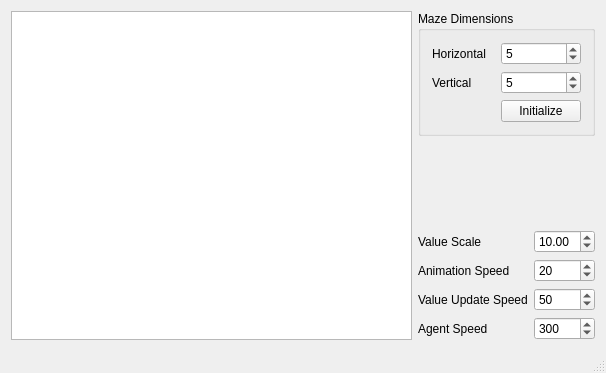
Above: usr/RL/InteractiveMaze/InteractiveMaze/InteractiveMaze.ui from cambyse/PO-LGP before the change. Below: the same form after it.
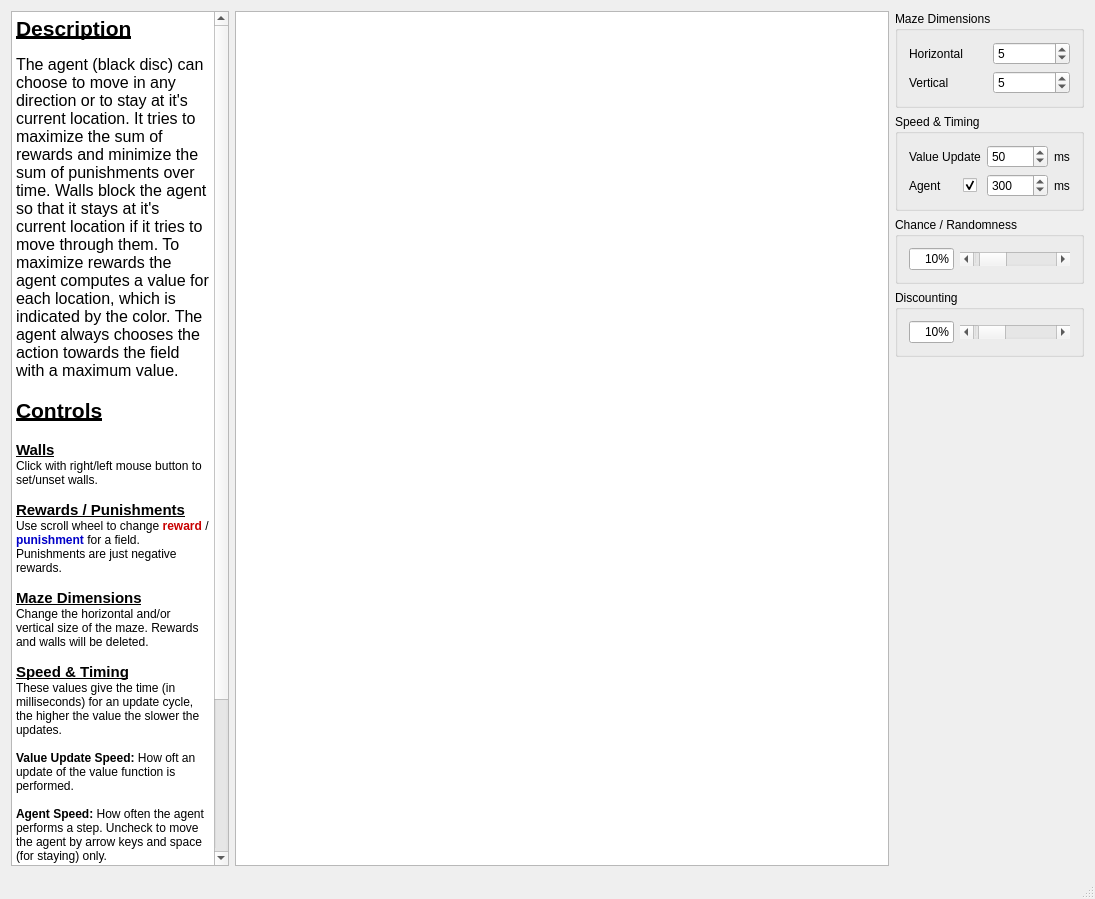
That is the form after the change.

Patch:
```diff
--- a/usr/RL/InteractiveMaze/InteractiveMaze/InteractiveMaze.ui
+++ b/usr/RL/InteractiveMaze/InteractiveMaze/InteractiveMaze.ui
@@ -6,139 +6,297 @@
    <rect>
     <x>0</x>
     <y>0</y>
-    <width>606</width>
-    <height>373</height>
+    <width>1095</width>
+    <height>899</height>
    </rect>
   </property>
   <property name="windowTitle">
    <string>InteractiveMaze</string>
   </property>
   <widget class="QWidget" name="centralWidget">
-   <layout class="QGridLayout" name="gridLayout">
-    <item row="4" column="1">
-     <widget class="QLabel" name="label_4">
-      <property name="text">
-       <string>Animation Speed</string>
-      </property>
-     </widget>
-    </item>
-    <item row="3" column="2">
-     <widget class="QDoubleSpinBox" name="_value_scale">
-      <property name="value">
-       <double>10.000000000000000</double>
-      </property>
-     </widget>
-    </item>
-    <item row="3" column="1">
-     <widget class="QLabel" name="label_3">
-      <property name="text">
-       <string>Value Scale</string>
-      </property>
-     </widget>
-    </item>
-    <item row="0" column="1" rowspan="2" colspan="2">
-     <widget class="QGroupBox" name="groupBox">
-      <property name="title">
-       <string>Maze Dimensions</string>
-      </property>
-      <layout class="QGridLayout" name="gridLayout_2">
-       <item row="2" column="1">
-        <widget class="QPushButton" name="_initialize_maze">
-         <property name="text">
-          <string>Initialize</string>
-         </property>
-        </widget>
-       </item>
-       <item row="0" column="1">
-        <widget class="QSpinBox" name="_horizontal_size">
-         <property name="value">
-          <number>5</number>
-         </property>
-        </widget>
-       </item>
-       <item row="1" column="1">
-        <widget class="QSpinBox" name="_vertical_size">
-         <property name="value">
-          <number>5</number>
-         </property>
-        </widget>
-       </item>
-       <item row="0" column="0">
-        <widget class="QLabel" name="label">
-         <property name="text">
-          <string>Horizontal</string>
-         </property>
-        </widget>
-       </item>
-       <item row="1" column="0">
-        <widget class="QLabel" name="label_2">
-         <property name="text">
-          <string>Vertical</string>
-         </property>
-        </widget>
-       </item>
-      </layout>
-     </widget>
-    </item>
-    <item row="0" column="0" rowspan="7">
-     <widget class="QGraphicsView" name="_graphics_view"/>
-    </item>
-    <item row="6" column="1">
-     <widget class="QLabel" name="label_6">
-      <property name="text">
-       <string>Agent Speed</string>
-      </property>
-     </widget>
-    </item>
-    <item row="5" column="2">
-     <widget class="QSpinBox" name="_value_update_speed">
-      <property name="maximum">
-       <number>10000</number>
-      </property>
-      <property name="value">
-       <number>50</number>
-      </property>
-     </widget>
-    </item>
-    <item row="4" column="2">
-     <widget class="QSpinBox" name="_animation_speed">
-      <property name="maximum">
-       <number>1000</number>
-      </property>
-      <property name="value">
-       <number>20</number>
-      </property>
-     </widget>
-    </item>
-    <item row="5" column="1">
-     <widget class="QLabel" name="label_5">
-      <property name="text">
-       <string>Value Update Speed</string>
-      </property>
-     </widget>
-    </item>
-    <item row="6" column="2">
-     <widget class="QSpinBox" name="_agent_speed">
-      <property name="maximum">
-       <number>10000</number>
-      </property>
-      <property name="value">
-       <number>300</number>
-      </property>
-     </widget>
-    </item>
-    <item row="2" column="2">
-     <spacer name="verticalSpacer">
-      <property name="orientation">
-       <enum>Qt::Vertical</enum>
-      </property>
-      <property name="sizeHint" stdset="0">
-       <size>
-        <width>20</width>
-        <height>40</height>
-       </size>
-      </property>
-     </spacer>
+   <layout class="QGridLayout" name="gridLayout_6">
+    <item row="0" column="0">
+     <layout class="QGridLayout" name="gridLayout" columnstretch="1,3,0">
+      <item row="3" column="2">
+       <widget class="QGroupBox" name="groupBox_4">
+        <property name="title">
+         <string>Discounting</string>
+        </property>
+        <layout class="QGridLayout" name="gridLayout_5">
+         <item row="0" column="0">
+          <widget class="QLineEdit" name="_discount_value">
+           <property name="minimumSize">
+            <size>
+             <width>45</width>
+             <height>0</height>
+            </size>
+           </property>
+           <property name="maximumSize">
+            <size>
+             <width>45</width>
+             <height>16777215</height>
+            </size>
+           </property>
+           <property name="text">
+            <string>10%</string>
+           </property>
+           <property name="alignment">
+            <set>Qt::AlignRight|Qt::AlignTrailing|Qt::AlignVCenter</set>
+           </property>
+          </widget>
+         </item>
+         <item row="0" column="1">
+          <widget class="QScrollBar" name="_discount_slider">
+           <property name="minimum">
+            <number>1</number>
+           </property>
+           <property name="maximum">
+            <number>100</number>
+           </property>
+           <property name="value">
+            <number>10</number>
+           </property>
+           <property name="orientation">
+            <enum>Qt::Horizontal</enum>
+           </property>
+           <property name="invertedControls">
+            <bool>false</bool>
+           </property>
+          </widget>
+         </item>
+        </layout>
+       </widget>
+      </item>
+      <item row="2" column="2">
+       <widget class="QGroupBox" name="groupBox_3">
+        <property name="title">
+         <string>Chance / Randomness</string>
+        </property>
+        <layout class="QGridLayout" name="gridLayout_4">
+         <item row="0" column="1">
+          <widget class="QScrollBar" name="_random_slider">
+           <property name="maximum">
+            <number>100</number>
+           </property>
+           <property name="value">
+            <number>10</number>
+           </property>
+           <property name="orientation">
+            <enum>Qt::Horizontal</enum>
+           </property>
+           <property name="invertedControls">
+            <bool>false</bool>
+           </property>
+          </widget>
+         </item>
+         <item row="0" column="0">
+          <widget class="QLineEdit" name="_random_value">
+           <property name="minimumSize">
+            <size>
+             <width>45</width>
+             <height>0</height>
+            </size>
+           </property>
+           <property name="maximumSize">
+            <size>
+             <width>45</width>
+             <height>16777215</height>
+            </size>
+           </property>
+           <property name="text">
+            <string>10%</string>
+           </property>
+           <property name="alignment">
+            <set>Qt::AlignRight|Qt::AlignTrailing|Qt::AlignVCenter</set>
+           </property>
+          </widget>
+         </item>
+        </layout>
+       </widget>
+      </item>
+      <item row="0" column="2">
+       <widget class="QGroupBox" name="groupBox">
+        <property name="title">
+         <string>Maze Dimensions</string>
+        </property>
+        <layout class="QGridLayout" name="gridLayout_2">
+         <item row="0" column="1">
+          <widget class="QSpinBox" name="_horizontal_size">
+           <property name="minimum">
+            <number>1</number>
+           </property>
+           <property name="maximum">
+            <number>100</number>
+           </property>
+           <property name="value">
+            <number>5</number>
+           </property>
+          </widget>
+         </item>
+         <item row="0" column="0">
+          <widget class="QLabel" name="label">
+           <property name="text">
+            <string>Horizontal</string>
+           </property>
+          </widget>
+         </item>
+         <item row="1" column="1">
+          <widget class="QSpinBox" name="_vertical_size">
+           <property name="minimum">
+            <number>1</number>
+           </property>
+           <property name="maximum">
+            <number>100</number>
+           </property>
+           <property name="value">
+            <number>5</number>
+           </property>
+          </widget>
+         </item>
+         <item row="1" column="0">
+          <widget class="QLabel" name="label_2">
+           <property name="text">
+            <string>Vertical</string>
+           </property>
+          </widget>
+         </item>
+        </layout>
+       </widget>
+      </item>
+      <item row="4" column="2">
+       <spacer name="verticalSpacer">
+        <property name="orientation">
+         <enum>Qt::Vertical</enum>
+        </property>
+        <property name="sizeHint" stdset="0">
+         <size>
+          <width>20</width>
+          <height>40</height>
+         </size>
+        </property>
+       </spacer>
+      </item>
+      <item row="1" column="2">
+       <widget class="QGroupBox" name="groupBox_2">
+        <property name="title">
+         <string>Speed &amp;&amp; Timing</string>
+        </property>
+        <layout class="QGridLayout" name="gridLayout_3">
+         <item row="0" column="3">
+          <widget class="QLabel" name="label_7">
+           <property name="text">
+            <string>ms</string>
+           </property>
+          </widget>
+         </item>
+         <item row="1" column="2">
+          <widget class="QSpinBox" name="_agent_speed">
+           <property name="maximum">
+            <number>10000</number>
+           </property>
+           <property name="value">
+            <number>300</number>
+           </property>
+          </widget>
+         </item>
+         <item row="1" column="3">
+          <widget class="QLabel" name="label_8">
+           <property name="text">
+            <string>ms</string>
+           </property>
+          </widget>
+         </item>
+         <item row="0" column="2">
+          <widget class="QSpinBox" name="_value_update_speed">
+           <property name="maximum">
+            <number>10000</number>
+           </property>
+           <property name="value">
+            <number>50</number>
+           </property>
+          </widget>
+         </item>
+         <item row="1" column="1">
+          <widget class="QCheckBox" name="_agent_check_box">
+           <property name="maximumSize">
+            <size>
+             <width>18</width>
+             <height>16777215</height>
+            </size>
+           </property>
+           <property name="text">
+            <string/>
+           </property>
+           <property name="checked">
+            <bool>true</bool>
+           </property>
+          </widget>
+         </item>
+         <item row="0" column="0" colspan="2">
+          <widget class="QLabel" name="label_5">
+           <property name="text">
+            <string>Value Update</string>
+           </property>
+          </widget>
+         </item>
+         <item row="1" column="0">
+          <widget class="QLabel" name="label_6">
+           <property name="text">
+            <string>Agent</string>
+           </property>
+          </widget>
+         </item>
+        </layout>
+        <zorder>label_5</zorder>
+        <zorder>_value_update_speed</zorder>
+        <zorder>label_6</zorder>
+        <zorder>_agent_speed</zorder>
+        <zorder>label_7</zorder>
+        <zorder>label_8</zorder>
+        <zorder>_agent_check_box</zorder>
+       </widget>
+      </item>
+      <item row="0" column="0" rowspan="5">
+       <widget class="QTextBrowser" name="textBrowser_2">
+        <property name="html">
+         <string>&lt;!DOCTYPE HTML PUBLIC &quot;-//W3C//DTD HTML 4.0//EN&quot; &quot;http://www.w3.org/TR/REC-html40/strict.dtd&quot;&gt;
+&lt;html&gt;&lt;head&gt;&lt;meta name=&quot;qrichtext&quot; content=&quot;1&quot; /&gt;&lt;style type=&quot;text/css&quot;&gt;
+p, li { white-space: pre-wrap; }
+&lt;/style&gt;&lt;/head&gt;&lt;body style=&quot; font-family:'Sans Serif'; font-size:9pt; font-weight:400; font-style:normal;&quot;&gt;
+&lt;p style=&quot; margin-top:0px; margin-bottom:0px; margin-left:0px; margin-right:0px; -qt-block-indent:0; text-indent:0px;&quot;&gt;&lt;span style=&quot; font-size:16pt; font-weight:600; text-decoration: underline;&quot;&gt;Description&lt;/span&gt;&lt;/p&gt;
+&lt;p style=&quot;-qt-paragraph-type:empty; margin-top:0px; margin-bottom:0px; margin-left:0px; margin-right:0px; -qt-block-indent:0; text-indent:0px;&quot;&gt;&lt;br /&gt;&lt;/p&gt;
+&lt;p style=&quot; margin-top:0px; margin-bottom:0px; margin-left:0px; margin-right:0px; -qt-block-indent:0; text-indent:0px;&quot;&gt;&lt;span style=&quot; font-size:12pt;&quot;&gt;The agent (black disc) can choose to move in any direction or to stay at it's current location. It tries to maximize the sum of rewards and minimize the sum of punishments over time. Walls block the agent so that it stays at it's current location if it tries to move through them. To maximize rewards the agent computes a value for each location, which is indicated by the color. The agent always chooses the action towards the field with a maximum value.&lt;/span&gt;&lt;/p&gt;
+&lt;p style=&quot;-qt-paragraph-type:empty; margin-top:0px; margin-bottom:0px; margin-left:0px; margin-right:0px; -qt-block-indent:0; text-indent:0px; font-size:11pt; font-weight:600; text-decoration: underline;&quot;&gt;&lt;br /&gt;&lt;/p&gt;
+&lt;p style=&quot; margin-top:0px; margin-bottom:0px; margin-left:0px; margin-right:0px; -qt-block-indent:0; text-indent:0px;&quot;&gt;&lt;span style=&quot; font-size:16pt; font-weight:600; text-decoration: underline;&quot;&gt;Controls&lt;/span&gt;&lt;/p&gt;
+&lt;p style=&quot;-qt-paragraph-type:empty; margin-top:0px; margin-bottom:0px; margin-left:0px; margin-right:0px; -qt-block-indent:0; text-indent:0px; font-size:11pt; font-weight:600; text-decoration: underline;&quot;&gt;&lt;br /&gt;&lt;/p&gt;
+&lt;p style=&quot; margin-top:0px; margin-bottom:0px; margin-left:0px; margin-right:0px; -qt-block-indent:0; text-indent:0px;&quot;&gt;&lt;span style=&quot; font-size:11pt; font-weight:600; text-decoration: underline;&quot;&gt;Walls&lt;/span&gt;&lt;/p&gt;
+&lt;p style=&quot; margin-top:0px; margin-bottom:0px; margin-left:0px; margin-right:0px; -qt-block-indent:0; text-indent:0px;&quot;&gt;Click with right/left mouse button to set/unset walls.&lt;/p&gt;
+&lt;p style=&quot;-qt-paragraph-type:empty; margin-top:0px; margin-bottom:0px; margin-left:0px; margin-right:0px; -qt-block-indent:0; text-indent:0px;&quot;&gt;&lt;br /&gt;&lt;/p&gt;
+&lt;p style=&quot; margin-top:0px; margin-bottom:0px; margin-left:0px; margin-right:0px; -qt-block-indent:0; text-indent:0px;&quot;&gt;&lt;span style=&quot; font-size:11pt; font-weight:600; text-decoration: underline;&quot;&gt;Rewards / Punishments&lt;/span&gt;&lt;/p&gt;
+&lt;p style=&quot; margin-top:0px; margin-bottom:0px; margin-left:0px; margin-right:0px; -qt-block-indent:0; text-indent:0px;&quot;&gt;Use scroll wheel to change &lt;span style=&quot; font-weight:600; color:#c80000;&quot;&gt;reward &lt;/span&gt;/ &lt;span style=&quot; font-weight:600; color:#0000c8;&quot;&gt;punishment&lt;/span&gt; for a field. Punishments are just negative rewards.&lt;/p&gt;
+&lt;p style=&quot;-qt-paragraph-type:empty; margin-top:0px; margin-bottom:0px; margin-left:0px; margin-right:0px; -qt-block-indent:0; text-indent:0px;&quot;&gt;&lt;br /&gt;&lt;/p&gt;
+&lt;p style=&quot; margin-top:0px; margin-bottom:0px; margin-left:0px; margin-right:0px; -qt-block-indent:0; text-indent:0px;&quot;&gt;&lt;span style=&quot; font-size:11pt; font-weight:600; text-decoration: underline;&quot;&gt;Maze Dimensions&lt;/span&gt;&lt;/p&gt;
+&lt;p style=&quot; margin-top:0px; margin-bottom:0px; margin-left:0px; margin-right:0px; -qt-block-indent:0; text-indent:0px;&quot;&gt;Change the horizontal and/or vertical size of the maze. Rewards and walls will be deleted.&lt;/p&gt;
+&lt;p style=&quot;-qt-paragraph-type:empty; margin-top:0px; margin-bottom:0px; margin-left:0px; margin-right:0px; -qt-block-indent:0; text-indent:0px;&quot;&gt;&lt;br /&gt;&lt;/p&gt;
+&lt;p style=&quot; margin-top:0px; margin-bottom:0px; margin-left:0px; margin-right:0px; -qt-block-indent:0; text-indent:0px;&quot;&gt;&lt;span style=&quot; font-size:11pt; font-weight:600; text-decoration: underline;&quot;&gt;Speed &amp;amp; Timing&lt;/span&gt;&lt;/p&gt;
+&lt;p style=&quot; margin-top:0px; margin-bottom:0px; margin-left:0px; margin-right:0px; -qt-block-indent:0; text-indent:0px;&quot;&gt;These values give the time (in milliseconds) for an update cycle, the higher the value the slower the updates.&lt;/p&gt;
+&lt;p style=&quot;-qt-paragraph-type:empty; margin-top:0px; margin-bottom:0px; margin-left:0px; margin-right:0px; -qt-block-indent:0; text-indent:0px;&quot;&gt;&lt;br /&gt;&lt;/p&gt;
+&lt;p style=&quot; margin-top:0px; margin-bottom:0px; margin-left:0px; margin-right:0px; -qt-block-indent:0; text-indent:0px;&quot;&gt;&lt;span style=&quot; font-weight:600;&quot;&gt;Value Update Speed:&lt;/span&gt; How oft an update of the value function is performed.&lt;/p&gt;
+&lt;p style=&quot;-qt-paragraph-type:empty; margin-top:0px; margin-bottom:0px; margin-left:0px; margin-right:0px; -qt-block-indent:0; text-indent:0px;&quot;&gt;&lt;br /&gt;&lt;/p&gt;
+&lt;p style=&quot; margin-top:0px; margin-bottom:0px; margin-left:0px; margin-right:0px; -qt-block-indent:0; text-indent:0px;&quot;&gt;&lt;span style=&quot; font-weight:600;&quot;&gt;Agent Speed:&lt;/span&gt; How often the agent performs a step. Uncheck to move the agent by arrow keys and space (for staying) only.&lt;/p&gt;
+&lt;p style=&quot;-qt-paragraph-type:empty; margin-top:0px; margin-bottom:0px; margin-left:0px; margin-right:0px; -qt-block-indent:0; text-indent:0px;&quot;&gt;&lt;br /&gt;&lt;/p&gt;
+&lt;p style=&quot; margin-top:0px; margin-bottom:0px; margin-left:0px; margin-right:0px; -qt-block-indent:0; text-indent:0px;&quot;&gt;&lt;span style=&quot; font-size:11pt; font-weight:600; text-decoration: underline;&quot;&gt;Chance / Randomness&lt;/span&gt;&lt;/p&gt;
+&lt;p style=&quot; margin-top:0px; margin-bottom:0px; margin-left:0px; margin-right:0px; -qt-block-indent:0; text-indent:0px;&quot;&gt;The agent does not always perform the action it actually intended to but some random action instead. This is the percentage of random actions.&lt;/p&gt;
+&lt;p style=&quot;-qt-paragraph-type:empty; margin-top:0px; margin-bottom:0px; margin-left:0px; margin-right:0px; -qt-block-indent:0; text-indent:0px;&quot;&gt;&lt;br /&gt;&lt;/p&gt;
+&lt;p style=&quot; margin-top:0px; margin-bottom:0px; margin-left:0px; margin-right:0px; -qt-block-indent:0; text-indent:0px;&quot;&gt;&lt;span style=&quot; font-size:11pt; font-weight:600; text-decoration: underline;&quot;&gt;Discounting&lt;/span&gt;&lt;/p&gt;
+&lt;p style=&quot; margin-top:0px; margin-bottom:0px; margin-left:0px; margin-right:0px; -qt-block-indent:0; text-indent:0px;&quot;&gt;Rewards / punishments become less important as they lie farther in the future. This is the percentage that they become less important in every time step.&lt;/p&gt;&lt;/body&gt;&lt;/html&gt;</string>
+        </property>
+       </widget>
+      </item>
+      <item row="0" column="1" rowspan="5">
+       <widget class="QGraphicsView" name="_graphics_view"/>
+      </item>
+     </layout>
     </item>
    </layout>
   </widget>
```
Left out of the diff: 133 changed lines with no effect on the pictures.
